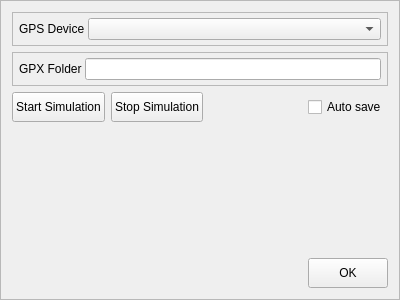
Before: the Qt Designer form Pilocik/gpsoptionswindow.ui in dotevo/Pilocik, drawn with Qt 5.
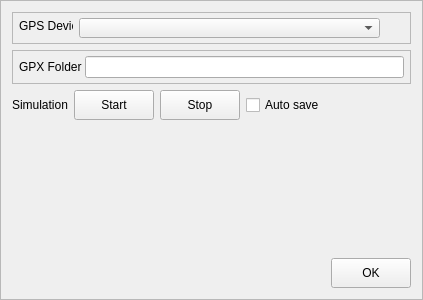
After: the same form once the commit is applied. Custom widgets are drawn as their Qt base class.

Commit message: GUI changes (hiding windows, changes in layout of some windows, some minor changes) + moving/standing widgets button now works

Diff of the .ui file:
```diff
--- a/Pilocik/gpsoptionswindow.ui
+++ b/Pilocik/gpsoptionswindow.ui
@@ -20,52 +20,14 @@
    <enum>QFrame::Raised</enum>
   </property>
   <layout class="QGridLayout" name="gridLayout">
-   <item row="0" column="0" colspan="4">
-    <widget class="QFrame" name="deviceFrame">
-     <property name="frameShape">
-      <enum>QFrame::StyledPanel</enum>
-     </property>
-     <property name="frameShadow">
-      <enum>QFrame::Raised</enum>
-     </property>
-     <layout class="QHBoxLayout" name="horizontalLayout_2">
-      <property name="spacing">
-       <number>3</number>
-      </property>
-      <property name="leftMargin">
-       <number>6</number>
-      </property>
-      <property name="topMargin">
-       <number>5</number>
-      </property>
-      <property name="rightMargin">
-       <number>6</number>
-      </property>
-      <property name="bottomMargin">
-       <number>5</number>
-      </property>
-      <item>
-       <widget class="QLabel" name="deviceLabel">
-        <property name="text">
-         <string>GPS Device</string>
-        </property>
-       </widget>
-      </item>
-      <item>
-       <widget class="QComboBox" name="deviceComboBox">
-        <property name="sizePolicy">
-         <sizepolicy hsizetype="Expanding" vsizetype="Fixed">
-          <horstretch>0</horstretch>
-          <verstretch>0</verstretch>
-         </sizepolicy>
-        </property>
-       </widget>
-      </item>
-     </layout>
-    </widget>
-   </item>
-   <item row="1" column="0" colspan="4">
+   <item row="2" column="0" colspan="5">
     <widget class="QFrame" name="gpxFolderFrame">
+     <property name="minimumSize">
+      <size>
+       <width>0</width>
+       <height>32</height>
+      </size>
+     </property>
      <property name="frameShape">
       <enum>QFrame::StyledPanel</enum>
      </property>
@@ -101,14 +63,7 @@
      </layout>
     </widget>
    </item>
-   <item row="2" column="3">
-    <widget class="QCheckBox" name="autosaveCheckBox">
-     <property name="text">
-      <string>Auto save</string>
-     </property>
-    </widget>
-   </item>
-   <item row="5" column="0">
+   <item row="6" column="0">
     <spacer name="verticalSpacer">
      <property name="orientation">
       <enum>Qt::Vertical</enum>
@@ -121,52 +76,7 @@
      </property>
     </spacer>
    </item>
-   <item row="7" column="3">
-    <widget class="QPushButton" name="okButton">
-     <property name="sizePolicy">
-      <sizepolicy hsizetype="Fixed" vsizetype="Fixed">
-       <horstretch>0</horstretch>
-       <verstretch>0</verstretch>
-      </sizepolicy>
-     </property>
-     <property name="minimumSize">
-      <size>
-       <width>0</width>
-       <height>30</height>
-      </size>
-     </property>
-     <property name="text">
-      <string>OK</string>
-     </property>
-    </widget>
-   </item>
-   <item row="2" column="0">
-    <widget class="QPushButton" name="startSimButton">
-     <property name="minimumSize">
-      <size>
-       <width>0</width>
-       <height>30</height>
-      </size>
-     </property>
-     <property name="text">
-      <string>Start Simulation</string>
-     </property>
-    </widget>
-   </item>
-   <item row="2" column="1">
-    <widget class="QPushButton" name="stopSimButton">
-     <property name="minimumSize">
-      <size>
-       <width>0</width>
-       <height>30</height>
-      </size>
-     </property>
-     <property name="text">
-      <string>Stop Simulation</string>
-     </property>
-    </widget>
-   </item>
-   <item row="7" column="0" colspan="3">
+   <item row="7" column="0">
     <widget class="QLabel" name="simStatus">
      <property name="text">
       <string/>
@@ -176,6 +86,119 @@
      </property>
     </widget>
    </item>
+   <item row="1" column="0" colspan="5">
+    <widget class="QFrame" name="deviceFrame">
+     <property name="enabled">
+      <bool>true</bool>
+     </property>
+     <property name="sizePolicy">
+      <sizepolicy hsizetype="Preferred" vsizetype="Preferred">
+       <horstretch>0</horstretch>
+       <verstretch>0</verstretch>
+      </sizepolicy>
+     </property>
+     <property name="minimumSize">
+      <size>
+       <width>0</width>
+       <height>32</height>
+      </size>
+     </property>
+     <property name="frameShape">
+      <enum>QFrame::StyledPanel</enum>
+     </property>
+     <property name="frameShadow">
+      <enum>QFrame::Raised</enum>
+     </property>
+     <widget class="QLabel" name="deviceLabel">
+      <property name="geometry">
+       <rect>
+        <x>7</x>
+        <y>6</y>
+        <width>54</width>
+        <height>16</height>
+       </rect>
+      </property>
+      <property name="text">
+       <string>GPS Device</string>
+      </property>
+     </widget>
+     <widget class="QComboBox" name="deviceComboBox">
+      <property name="geometry">
+       <rect>
+        <x>67</x>
+        <y>6</y>
+        <width>301</width>
+        <height>20</height>
+       </rect>
+      </property>
+      <property name="sizePolicy">
+       <sizepolicy hsizetype="Expanding" vsizetype="Fixed">
+        <horstretch>0</horstretch>
+        <verstretch>0</verstretch>
+       </sizepolicy>
+      </property>
+     </widget>
+    </widget>
+   </item>
+   <item row="3" column="1">
+    <widget class="QPushButton" name="startSimButton">
+     <property name="minimumSize">
+      <size>
+       <width>0</width>
+       <height>30</height>
+      </size>
+     </property>
+     <property name="text">
+      <string>Start</string>
+     </property>
+    </widget>
+   </item>
+   <item row="3" column="2">
+    <widget class="QPushButton" name="stopSimButton">
+     <property name="minimumSize">
+      <size>
+       <width>0</width>
+       <height>30</height>
+      </size>
+     </property>
+     <property name="text">
+      <string>Stop</string>
+     </property>
+    </widget>
+   </item>
+   <item row="3" column="0">
+    <widget class="QLabel" name="label">
+     <property name="text">
+      <string>Simulation</string>
+     </property>
+    </widget>
+   </item>
+   <item row="3" column="3">
+    <widget class="QCheckBox" name="autosaveCheckBox">
+     <property name="text">
+      <string>Auto save</string>
+     </property>
+    </widget>
+   </item>
+   <item row="7" column="4">
+    <widget class="QPushButton" name="okButton">
+     <property name="sizePolicy">
+      <sizepolicy hsizetype="Fixed" vsizetype="Fixed">
+       <horstretch>0</horstretch>
+       <verstretch>0</verstretch>
+      </sizepolicy>
+     </property>
+     <property name="minimumSize">
+      <size>
+       <width>0</width>
+       <height>30</height>
+      </size>
+     </property>
+     <property name="text">
+      <string>OK</string>
+     </property>
+    </widget>
+   </item>
   </layout>
  </widget>
  <customwidgets>
```
The commit also changes 36 other files.
